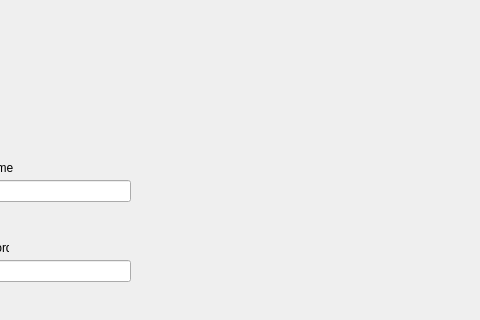
Above: HTW-Connect/login.ui from Zorghost/HTW-Connect before the change; both pictures show x 320 to 800 and y 0 to 320 of the 800 by 600 pixel window. Below: the same form after it.
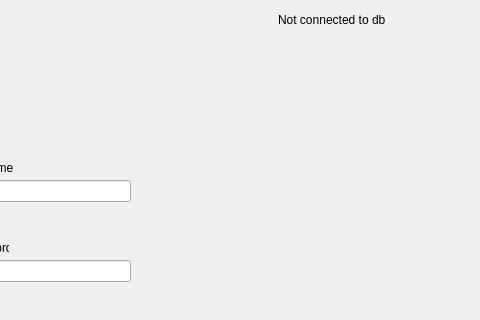
That is the form after the change.

Patch:
```diff
--- a/HTW-Connect/login.ui
+++ b/HTW-Connect/login.ui
@@ -76,6 +76,19 @@
      <set>Qt::ImhHiddenText|Qt::ImhSensitiveData</set>
     </property>
    </widget>
+   <widget class="QLabel" name="label_3">
+    <property name="geometry">
+     <rect>
+      <x>598</x>
+      <y>10</y>
+      <width>161</width>
+      <height>20</height>
+     </rect>
+    </property>
+    <property name="text">
+     <string>Not connected to db</string>
+    </property>
+   </widget>
   </widget>
   <widget class="QMenuBar" name="menubar">
    <property name="geometry">
```
